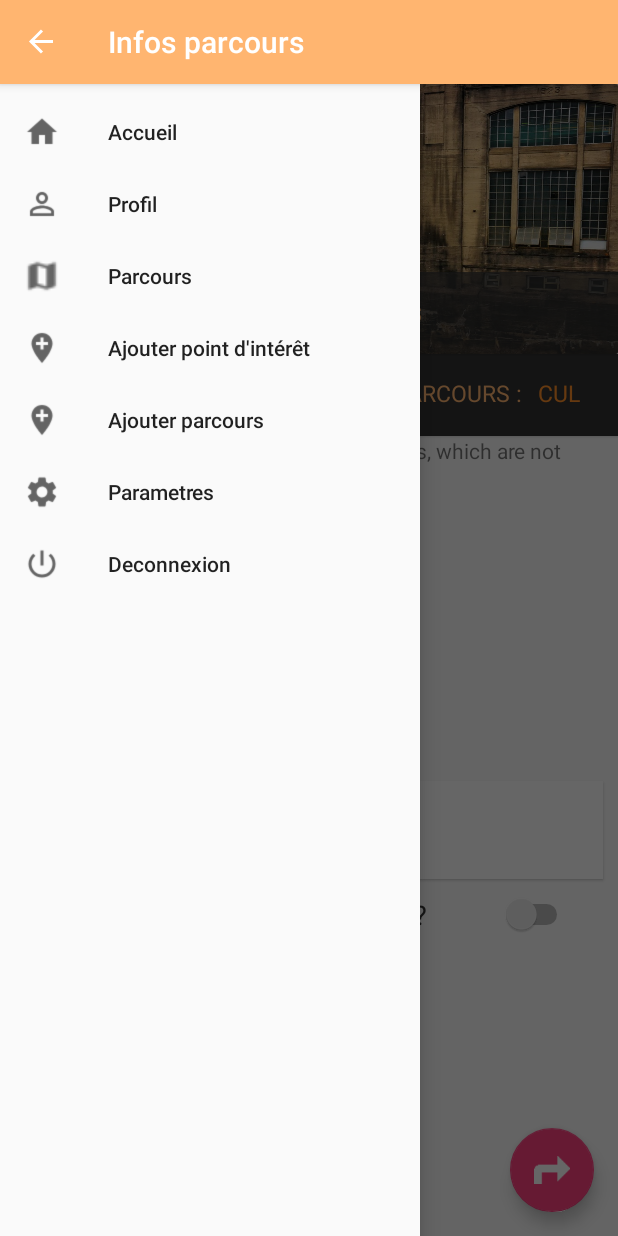
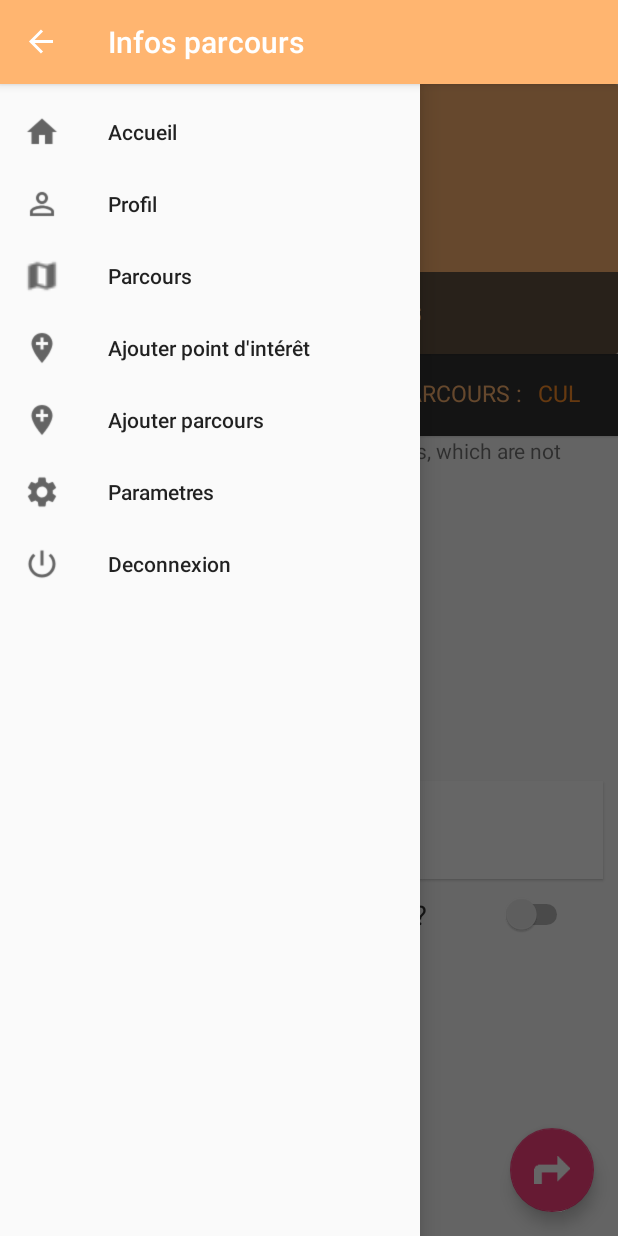
Before and after one commit to J4BB3R/wezite, an Android app: the InfosParcoursActivity screen opened directly, with no data from a screen before it, with the side drawer open, on a phone screen of 412 x 824 dp. Run offline under Robolectric (Android 15) with nearby library versions, the phone set to English and light mode, and no system bars; our stand-ins replace CircleImageView, Firebase (no records; nobody signed in at launch, a user with empty details on screens opened directly), Picasso; pictures from the network do not load; 14 statements that could not run were skipped.

Commit message:
[FIX] FIX FIX FIX

```diff
--- a/app/src/main/java/ca/wezite/wezite/InfosParcoursActivity.java
+++ b/app/src/main/java/ca/wezite/wezite/InfosParcoursActivity.java
@@ -14,6 +14,7 @@ import android.location.Criteria;
 import android.location.Location;
 import android.location.LocationListener;
 import android.location.LocationManager;
+import android.net.Uri;
 import android.support.annotation.NonNull;
 import android.support.design.widget.FloatingActionButton;
 import android.support.design.widget.NavigationView;
@@ -39,14 +40,19 @@ import com.google.android.gms.maps.SupportMapFragment;
 import com.google.android.gms.maps.model.CameraPosition;
 import com.google.android.gms.maps.model.LatLng;
 import com.google.android.gms.maps.model.MarkerOptions;
+import com.google.android.gms.tasks.OnFailureListener;
+import com.google.android.gms.tasks.OnSuccessListener;
 import com.google.firebase.auth.FirebaseAuth;
 import com.google.firebase.database.DataSnapshot;
 import com.google.firebase.database.DatabaseError;
 import com.google.firebase.database.DatabaseReference;
 import com.google.firebase.database.FirebaseDatabase;
 import com.google.firebase.database.ValueEventListener;
+import com.google.firebase.storage.FirebaseStorage;
+import com.google.firebase.storage.StorageReference;
 import com.squareup.picasso.Picasso;
 
+import ca.wezite.wezite.async.DownloadImageTask;
 import ca.wezite.wezite.model.Parcours;
 import ca.wezite.wezite.model.User;
 import ca.wezite.wezite.utils.Constantes;
@@ -215,6 +221,8 @@ public class InfosParcoursActivity extends MereActivity implements NavigationVie
                 TextView desc = findViewById(R.id.descParcour);
                 Switch sw = findViewById(R.id.switchB);
                 TextView auteur = findViewById(R.id.auteurText);
+
+                final ImageView imgParcour = findViewById(R.id.imageP);
                 final ImageView imgAuteur = findViewById(R.id.photoProfileAuteur);
                 final ImageButton thumbUp = findViewById(R.id.thumbUpParcour);
                 final ImageButton thumbDown = findViewById(R.id.thumbDownParcour);
@@ -233,6 +241,24 @@ public class InfosParcoursActivity extends MereActivity implements NavigationVie
                 duree.setText(time);
 
                 auteur.setText(parcours.getNomCreateur());
+
+                try {
+                    StorageReference storageReference = FirebaseStorage.getInstance().getReference().child("images").child(parcours.getImgPath());
+                    storageReference.getDownloadUrl().addOnSuccessListener(new OnSuccessListener<Uri>() {
+                        @Override
+                        public void onSuccess(Uri uri) {
+                            new DownloadImageTask(imgParcour)
+                                    .execute(uri.toString());
+                        }
+                    }).addOnFailureListener(new OnFailureListener() {
+                        @Override
+                        public void onFailure(@NonNull Exception exception) {
+                            // Handle any errors
+                        }
+                    });
+                } catch(Exception e){
+                    Log.e("ImageAsyncTask","ImgPath equals Null.");
+                }
 
                 if(!auteurCallback){
                     mDatabase.child("users/").addValueEventListener(new ValueEventListener() {
@@ -259,6 +285,7 @@ public class InfosParcoursActivity extends MereActivity implements NavigationVie
                 }
 
                 //Liste Point Interet
+                lis.setText("");
                 for(String ds : parcours.getListIdPointsInterets()){
                     lis.setText(lis.getText() + "•  " + data.child("pointDInterets").child(ds).child("nom").getValue(String.class) + "\n");
                 }
--- a/app/src/main/java/ca/wezite/wezite/ParcoursListActivity.java
+++ b/app/src/main/java/ca/wezite/wezite/ParcoursListActivity.java
@@ -150,6 +150,7 @@ public class ParcoursListActivity extends MereActivity implements NavigationView
         mDatabase.child("parcours").addValueEventListener(new ValueEventListener() { //TODO Change filter
             @Override
             public void onDataChange(DataSnapshot dataSnapshot) {
+                parcourListBuff.clear();
                 for (DataSnapshot noteSnapshot : dataSnapshot.getChildren()) {
                     parcourListBuff.add(noteSnapshot.getValue(Parcours.class));
                 }
@@ -170,6 +171,7 @@ public class ParcoursListActivity extends MereActivity implements NavigationView
         String spinnerValue = Constantes.arraySpinner[spin.getSelectedItemPosition()];
         boolean check = Constantes.arraySpinner[0].equals(spinnerValue);
 
+        int count =0;
         for(Parcours par: parcourListBuff){
             if(spinnerValue.equals(par.getType())||check){
                 float[] distance = new float[1];
@@ -180,7 +182,7 @@ public class ParcoursListActivity extends MereActivity implements NavigationView
                 if(distance[0]<=simpleSeek.getProgress()*1000){
                     if(par.getDuree()/60 <= (dureeSeek.getProgress()+10)){
                         parcourList.add(par); //TODO trie par choix
-                        resulTxt.setText(mAdapter.getItemCount()+" Résultats"); //TODO Fix Page scroll
+                        resulTxt.setText(++count+" Résultats"); //TODO Fix Page scroll
                     }
                 }
             }
--- a/app/src/main/res/layout/activity_infos_parcours.xml
+++ b/app/src/main/res/layout/activity_infos_parcours.xml
@@ -41,7 +41,8 @@
                     android:layout_height="180dp"
                     android:layout_alignParentTop="true"
                     android:layout_centerHorizontal="true"
-                    android:background="@drawable/barrage" />
+                    android:background="@color/colorPrimary"
+                    android:scaleType="centerCrop"/>
 
                 <TextView
                     android:id="@+id/titreP"
```
